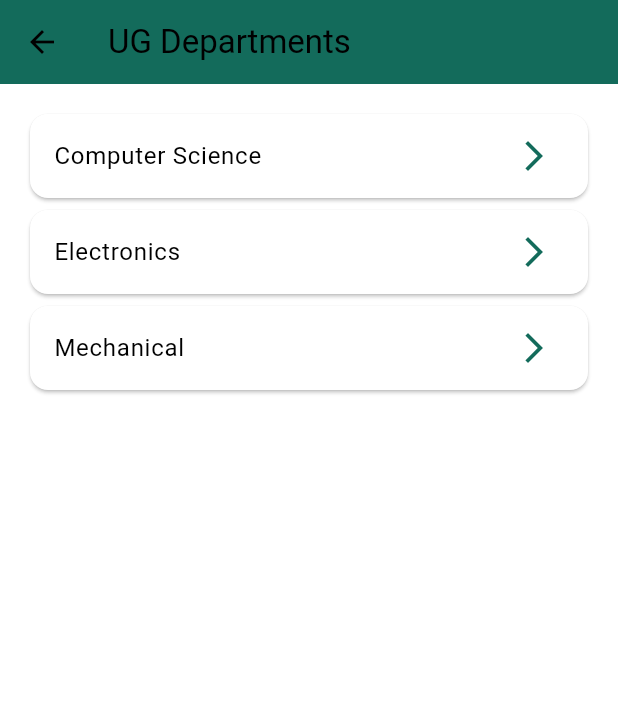
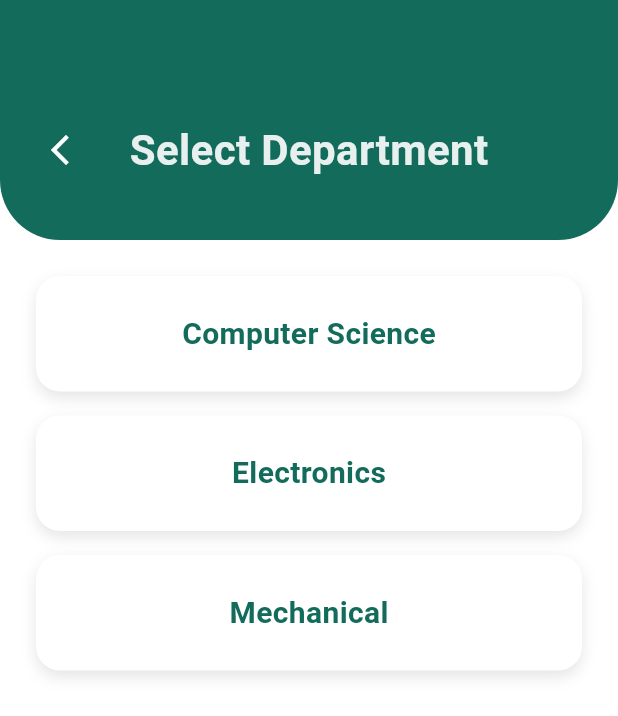
Before and after one commit to FantomAtom/Syllabuddy, a Flutter app: the CoursesScreen screen opened directly, after a tap on "Undergraduate (UG)", on a phone screen of 412 x 824 dp. Shown: the top 716 px of the screen. Run offline on Flutter 3.47's test engine with Material 3 defaults, Android fonts, the light colour scheme and no system bars.

Commit message:
departments screen modifications

```diff
--- a/lib/screens/coursesScreen.dart
+++ b/lib/screens/degree_screen.dart
@@ -1,6 +1,5 @@
 // lib/screens/courses_screen.dart
 import 'package:flutter/material.dart';
-import '../theme.dart';
 import 'department_screen.dart';
 
 class CoursesScreen extends StatelessWidget {
@@ -36,7 +35,7 @@ class CoursesScreen extends StatelessWidget {
               padding: const EdgeInsets.only(top: 80, bottom: 40),
               child: Center(
                 child: Text(
-                  'Select Course',
+                  'Select Degree Level',
                   style: TextStyle(
                     fontSize: 28,
                     fontWeight: FontWeight.bold,
--- a/lib/screens/department_screen.dart
+++ b/lib/screens/department_screen.dart
@@ -1,5 +1,5 @@
-// lib/screens/department_screen.dart
 import 'package:flutter/material.dart';
+import '../widgets/option_card.dart';
 import 'year_selection_screen.dart';
 
 class DepartmentScreen extends StatelessWidget {
@@ -14,20 +14,55 @@ class DepartmentScreen extends StatelessWidget {
         : ['M.Sc. CS', 'M.E. Electronics'];
 
     return Scaffold(
-      appBar: AppBar(
-        title: Text('$courseLevel Departments'),
-        backgroundColor: primary,
+      body: Column(
+        children: [
+          // Top curved banner with back button
+          ClipRRect(
+            borderRadius: const BorderRadius.only(
+              bottomLeft: Radius.circular(40),
+              bottomRight: Radius.circular(40),
             ),
-      body: ListView.builder(
-        padding: const EdgeInsets.all(16),
-        itemCount: departments.length,
-        itemBuilder: (_, i) {
-          final dept = departments[i];
-          return Card(
-            child: ListTile(
-              title: Text(dept),
-              trailing: Icon(Icons.arrow_forward_ios, color: primary),
-              onTap: () => Navigator.push(
+            child: Container(
+              width: double.infinity,
+              color: primary,
+              padding: const EdgeInsets.only(top: 80, bottom: 40),
+              child: Stack(
+                children: [
+                  Align(
+                    alignment: Alignment.center,
+                    child: Text(
+                      'Select Department',
+                      style: TextStyle(
+                        fontSize: 28,
+                        fontWeight: FontWeight.bold,
+                        color: Colors.white.withOpacity(0.9),
+                      ),
+                    ),
+                  ),
+                  Positioned(
+                    left: 16,
+                    top: 0,
+                    bottom: 0,
+                    child: IconButton(
+                      icon: const Icon(Icons.arrow_back_ios_new, color: Colors.white),
+                      onPressed: () => Navigator.pop(context),
+                    ),
+                  ),
+                ],
+              ),
+            ),
+          ),
+
+          // Department options
+          Expanded(
+            child: Padding(
+              padding: const EdgeInsets.symmetric(horizontal: 24, vertical: 16),
+              child: ListView(
+                children: departments.map((dept) {
+                  return OptionCard(
+                    title: dept,
+                    onTap: () {
+                      Navigator.push(
                         context,
                         MaterialPageRoute(
                           builder: (_) => YearSelectionScreen(
@@ -35,10 +70,14 @@ class DepartmentScreen extends StatelessWidget {
                             department: dept,
                           ),
                         ),
+                      );
+                    },
+                  );
+                }).toList(),
               ),
             ),
-          );
-        },
+          ),
+        ],
       ),
     );
   }
--- a/lib/screens/login.dart
+++ b/lib/screens/login.dart
@@ -1,5 +1,5 @@
 import 'package:flutter/material.dart';
-import 'package:syllabuddy/screens/coursesScreen.dart';
+import 'package:syllabuddy/screens/degree_screen.dart';
 import 'signup.dart';
 
 class LoginPage extends StatefulWidget {
--- /dev/null
+++ b/lib/widgets/option_card.dart
@@ -0,0 +1,46 @@
+// lib/widgets/option_card.dart
+import 'package:flutter/material.dart';
+
+class OptionCard extends StatelessWidget {
+  final String title;
+  final VoidCallback onTap;
+  const OptionCard({
+    Key? key,
+    required this.title,
+    required this.onTap,
+  }) : super(key: key);
+
+  @override
+  Widget build(BuildContext context) {
+    final primary = Theme.of(context).primaryColor;
+
+    return GestureDetector(
+      onTap: onTap,
+      child: Container(
+        margin: const EdgeInsets.symmetric(vertical: 8),
+        decoration: BoxDecoration(
+          color: Colors.white,
+          borderRadius: BorderRadius.circular(16),
+          boxShadow: [
+            BoxShadow(
+              color: Colors.black.withOpacity(0.1),
+              blurRadius: 8,
+              offset: const Offset(0, 4),
+            ),
+          ],
+        ),
+        padding: const EdgeInsets.symmetric(vertical: 24, horizontal: 20),
+        child: Center(
+          child: Text(
+            title,
+            style: TextStyle(
+              fontSize: 20,
+              fontWeight: FontWeight.bold,
+              color: primary,
+            ),
+          ),
+        ),
+      ),
+    );
+  }
+}
```
Lines whose indentation alone changed are shown as unchanged.
